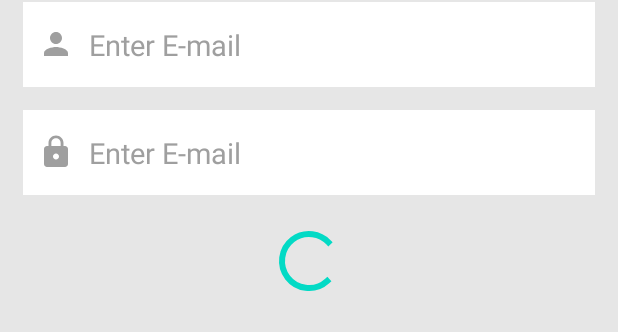
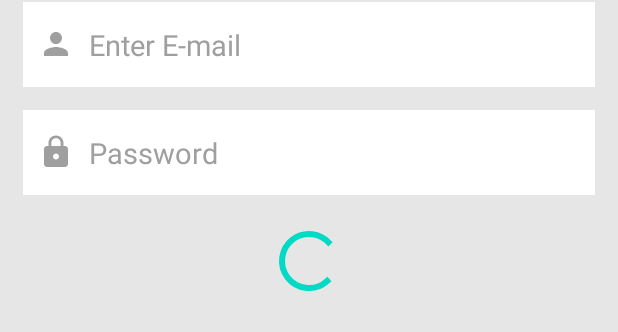
Before and after one commit to neginnoori/firebase, an Android app: the layout fragment_signup.xml on its own in the app's theme, with its tools: preview values and no code run, on a phone screen of 412 x 824 dp. Shown: the part 432-764 px from the top of the screen. Run offline under Robolectric (Android 15) with nearby library versions, the phone set to English and light mode, and no system bars.

Commit message:
Add files via upload

```diff
--- a/app/src/main/res/layout/fragment_sign_in.xml
+++ b/app/src/main/res/layout/fragment_sign_in.xml
@@ -42,7 +42,7 @@
         android:id="@+id/password"
         android:textColorHint="@color/customg_grey"
         android:textColor="@color/customg_black"
-        android:hint="Enter E-mail"
+        android:hint="Password"
         android:inputType="textPassword"
         android:background="#fff"
         android:paddingHorizontal="10dp"
--- a/app/src/main/res/layout/fragment_signup.xml
+++ b/app/src/main/res/layout/fragment_signup.xml
@@ -41,7 +41,7 @@
         android:id="@+id/password"
         android:textColorHint="@color/customg_grey"
         android:textColor="@color/customg_black"
-        android:hint="Enter E-mail"
+        android:hint="Password"
         android:inputType="textPassword"
         android:background="#fff"
         android:paddingHorizontal="10dp"
```
Also changed, not shown: app/src/main/java/app/my/firebase_project/AddNote.java (+9 -1 lines).
